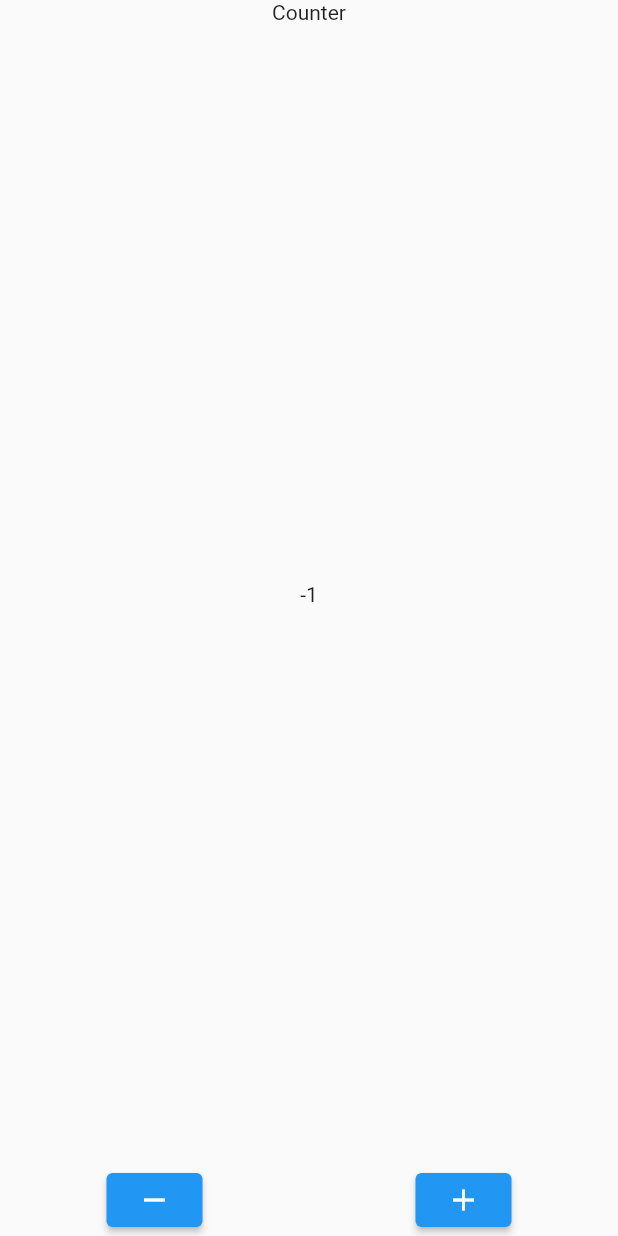
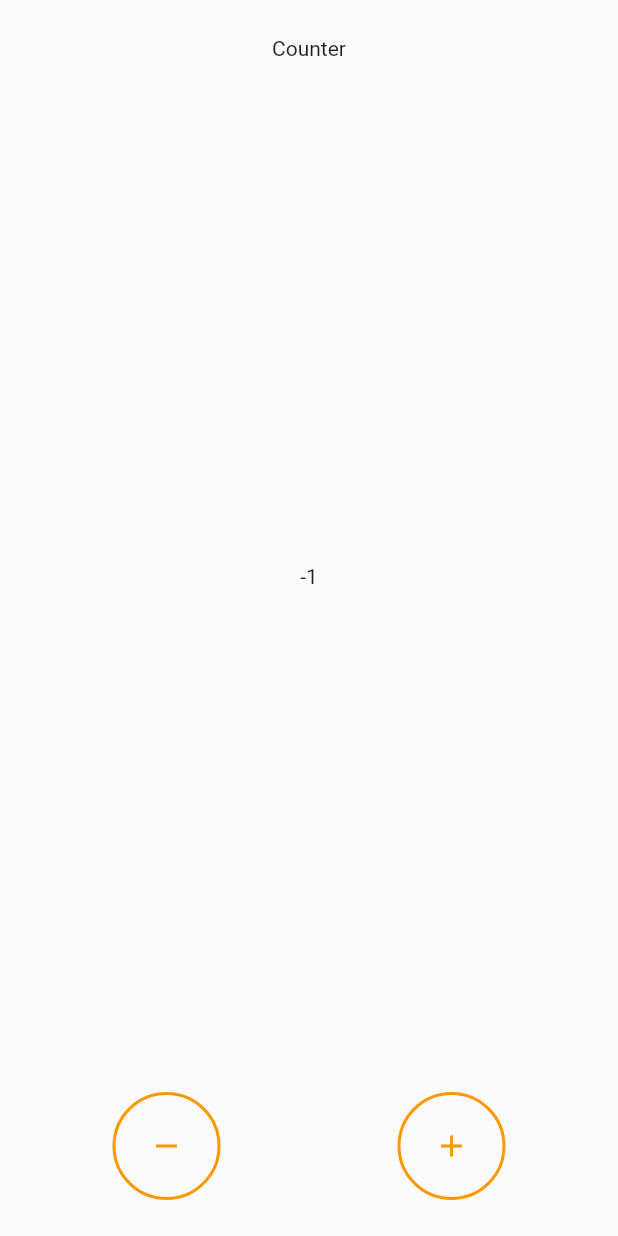
Before and after one commit to epicdevler/Flutter-Counter-App, a Flutter app: the screen it shows after launch, after a tap on the "remove" icon, on a phone screen of 412 x 824 dp. Run offline on Flutter 3.47's test engine with Material 2 defaults, Android fonts, the phone set to English and light mode, and no system bars.

Commit message:
Modified buttons to look like ui template

```diff
--- a/lib/main.dart
+++ b/lib/main.dart
@@ -31,6 +31,8 @@ class _HomeScreen extends State<StatefulWidget> {
   Widget build(BuildContext context) {
     return Scaffold(
       body: SafeArea(
+        child: Padding(
+          padding: const EdgeInsets.symmetric(vertical: 24.0, horizontal: 16.0),
           child: Column(
             mainAxisAlignment: MainAxisAlignment.spaceBetween,
             crossAxisAlignment: CrossAxisAlignment.center,
@@ -46,8 +48,15 @@ class _HomeScreen extends State<StatefulWidget> {
                       counter--;
                     });
                   },
+                  style: ElevatedButton.styleFrom(
+                    shape: const CircleBorder(side: BorderSide(color: Colors.orange, width: 2.0),),
+                    backgroundColor: Colors.transparent,
+                    elevation: 0,
+                    padding: const EdgeInsets.all(24.0),
+                  ),
                   child: const Icon(
                     Icons.remove,
+                    color: Colors.orange,
                   ),
                 ),
                 ElevatedButton(
@@ -56,12 +65,22 @@ class _HomeScreen extends State<StatefulWidget> {
                       counter++;
                     });
                   },
-                child: const Icon(Icons.add),
+                  style: ElevatedButton.styleFrom(
+                    shape: const CircleBorder(side: BorderSide(color: Colors.orange, width: 2.0),),
+                    backgroundColor: Colors.transparent,
+                    elevation: 0,
+                    padding: const EdgeInsets.all(24.0),
+                  ),
+                  child: const Icon(
+                    Icons.add,
+                    color: Colors.orange,
+                  ),
                 ),
               ]),
             ],
           ),
         ),
+      ),
     );
   }
 }
```
Lines whose indentation alone changed are shown as unchanged.
